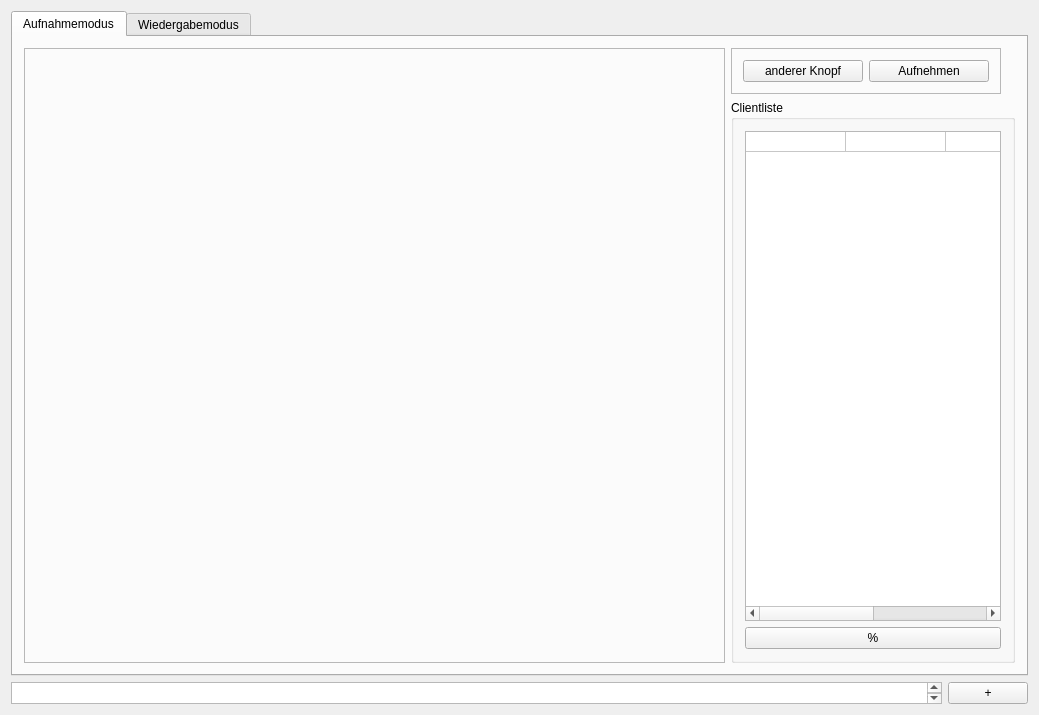
Old version of the form gui/forms/mainwindow.ui in the repository studnitz/octopus.
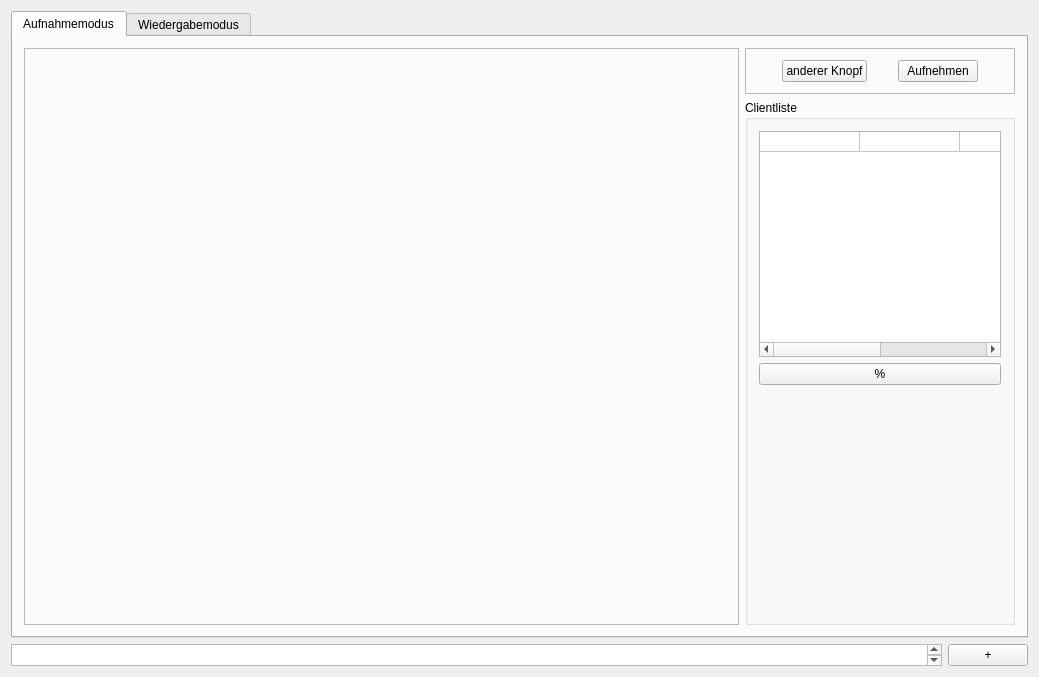
New version of the form.

Commit message:
Update statusBar to be resizable with QSizePolicy
It now works dynamically with QSizePolicy which toggles between Minimum
and Expand. The maximum amount is now just the maximumSize variable for
height.

The edit to the form file:
```diff
--- a/gui/forms/mainwindow.ui
+++ b/gui/forms/mainwindow.ui
@@ -7,7 +7,7 @@
     <x>0</x>
     <y>0</y>
     <width>1039</width>
-    <height>715</height>
+    <height>677</height>
    </rect>
   </property>
   <property name="sizePolicy">
@@ -32,10 +32,13 @@
    <layout class="QVBoxLayout" name="verticalLayout_4">
     <item>
      <widget class="QTabWidget" name="tabWidget">
+      <property name="enabled">
+       <bool>true</bool>
+      </property>
       <property name="sizePolicy">
        <sizepolicy hsizetype="Expanding" vsizetype="Expanding">
         <horstretch>0</horstretch>
-        <verstretch>14</verstretch>
+        <verstretch>5</verstretch>
        </sizepolicy>
       </property>
       <property name="toolTip">
@@ -48,6 +51,9 @@
        <bool>false</bool>
       </property>
       <widget class="QWidget" name="tab">
+       <property name="enabled">
+        <bool>true</bool>
+       </property>
        <property name="sizePolicy">
         <sizepolicy hsizetype="Expanding" vsizetype="Expanding">
          <horstretch>0</horstretch>
@@ -108,6 +114,18 @@
             <layout class="QHBoxLayout" name="horizontalLayout_5">
              <item>
               <widget class="QPushButton" name="pushButton_2">
+               <property name="sizePolicy">
+                <sizepolicy hsizetype="Fixed" vsizetype="Minimum">
+                 <horstretch>0</horstretch>
+                 <verstretch>0</verstretch>
+                </sizepolicy>
+               </property>
+               <property name="minimumSize">
+                <size>
+                 <width>0</width>
+                 <height>22</height>
+                </size>
+               </property>
                <property name="text">
                 <string>anderer Knopf</string>
                </property>
@@ -115,6 +133,18 @@
              </item>
              <item>
               <widget class="QPushButton" name="recordButton">
+               <property name="sizePolicy">
+                <sizepolicy hsizetype="Fixed" vsizetype="Minimum">
+                 <horstretch>0</horstretch>
+                 <verstretch>0</verstretch>
+                </sizepolicy>
+               </property>
+               <property name="minimumSize">
+                <size>
+                 <width>0</width>
+                 <height>22</height>
+                </size>
+               </property>
                <property name="text">
                 <string>Aufnehmen</string>
                </property>
@@ -128,6 +158,12 @@
           </item>
           <item>
            <widget class="QGroupBox" name="groupBox">
+            <property name="maximumSize">
+             <size>
+              <width>270</width>
+              <height>16777215</height>
+             </size>
+            </property>
             <property name="title">
              <string>Clientliste</string>
             </property>
@@ -135,14 +171,14 @@
              <item>
               <widget class="QTableWidget" name="tableWidget">
                <property name="sizePolicy">
-                <sizepolicy hsizetype="Maximum" vsizetype="Expanding">
+                <sizepolicy hsizetype="Preferred" vsizetype="Expanding">
                  <horstretch>0</horstretch>
                  <verstretch>0</verstretch>
                 </sizepolicy>
                </property>
                <property name="maximumSize">
                 <size>
-                 <width>270</width>
+                 <width>16777215</width>
                  <height>16777215</height>
                 </size>
                </property>
@@ -213,6 +249,19 @@
                </property>
               </widget>
              </item>
+             <item>
+              <spacer name="verticalSpacer">
+               <property name="orientation">
+                <enum>Qt::Vertical</enum>
+               </property>
+               <property name="sizeHint" stdset="0">
+                <size>
+                 <width>20</width>
+                 <height>40</height>
+                </size>
+               </property>
+              </spacer>
+             </item>
             </layout>
            </widget>
           </item>
@@ -337,12 +386,27 @@
      <layout class="QHBoxLayout" name="horizontalLayout" stretch="0,0">
       <item>
        <widget class="QTextEdit" name="debugTextEdit">
+        <property name="enabled">
+         <bool>true</bool>
+        </property>
         <property name="sizePolicy">
-         <sizepolicy hsizetype="Expanding" vsizetype="Ignored">
+         <sizepolicy hsizetype="Expanding" vsizetype="Minimum">
           <horstretch>0</horstretch>
           <verstretch>0</verstretch>
          </sizepolicy>
         </property>
+        <property name="minimumSize">
+         <size>
+          <width>0</width>
+          <height>22</height>
+         </size>
+        </property>
+        <property name="maximumSize">
+         <size>
+          <width>16777215</width>
+          <height>120</height>
+         </size>
+        </property>
         <property name="font">
          <font>
           <pointsize>9</pointsize>
```
Left out of the diff: 10 changed lines with no effect on the pictures. The commit also changes 1 other file.
